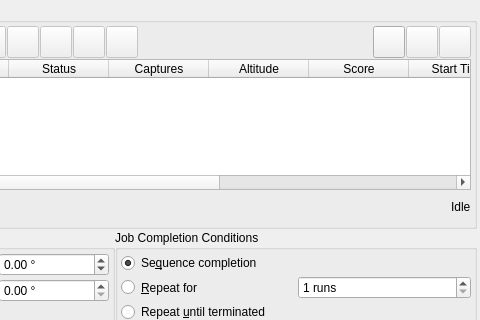
Above: kstars/ekos/scheduler/scheduler.ui from KDE/kstars before the change; both pictures show x 445 to 925 and y 0 to 320 of the 925 by 432 pixel window. Below: the same form after it.
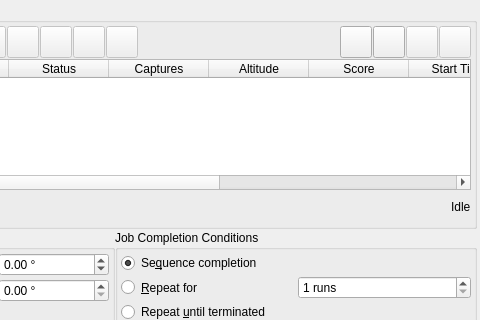
That is the form after the change. Icons and pictures are not drawn. Custom widgets are drawn as their Qt base class.

Commit message: Add feature to append Scheduler jobs to queue.

```diff
--- a/kstars/ekos/scheduler/scheduler.ui
+++ b/kstars/ekos/scheduler/scheduler.ui
@@ -874,6 +874,40 @@
             </property>
            </spacer>
           </item>
+          <item>
+           <widget class="QPushButton" name="queueAppendB">
+            <property name="enabled">
+             <bool>true</bool>
+            </property>
+            <property name="sizePolicy">
+             <sizepolicy hsizetype="Fixed" vsizetype="Fixed">
+              <horstretch>0</horstretch>
+              <verstretch>0</verstretch>
+             </sizepolicy>
+            </property>
+            <property name="minimumSize">
+             <size>
+              <width>32</width>
+              <height>32</height>
+             </size>
+            </property>
+            <property name="maximumSize">
+             <size>
+              <width>32</width>
+              <height>32</height>
+             </size>
+            </property>
+            <property name="toolTip">
+             <string>&lt;html&gt;&lt;head/&gt;&lt;body&gt;&lt;p align=&quot;justify&quot;&gt;Load schedule from file and append jobs to queue.&lt;/p&gt;&lt;/body&gt;&lt;/html&gt;</string>
+            </property>
+            <property name="statusTip">
+             <string/>
+            </property>
+            <property name="text">
+             <string/>
+            </property>
+           </widget>
+          </item>
           <item>
            <widget class="QPushButton" name="queueLoadB">
             <property name="enabled">
```
Left out of the diff: 2 changed lines with no effect on the pictures. The commit also changes 2 other files.
